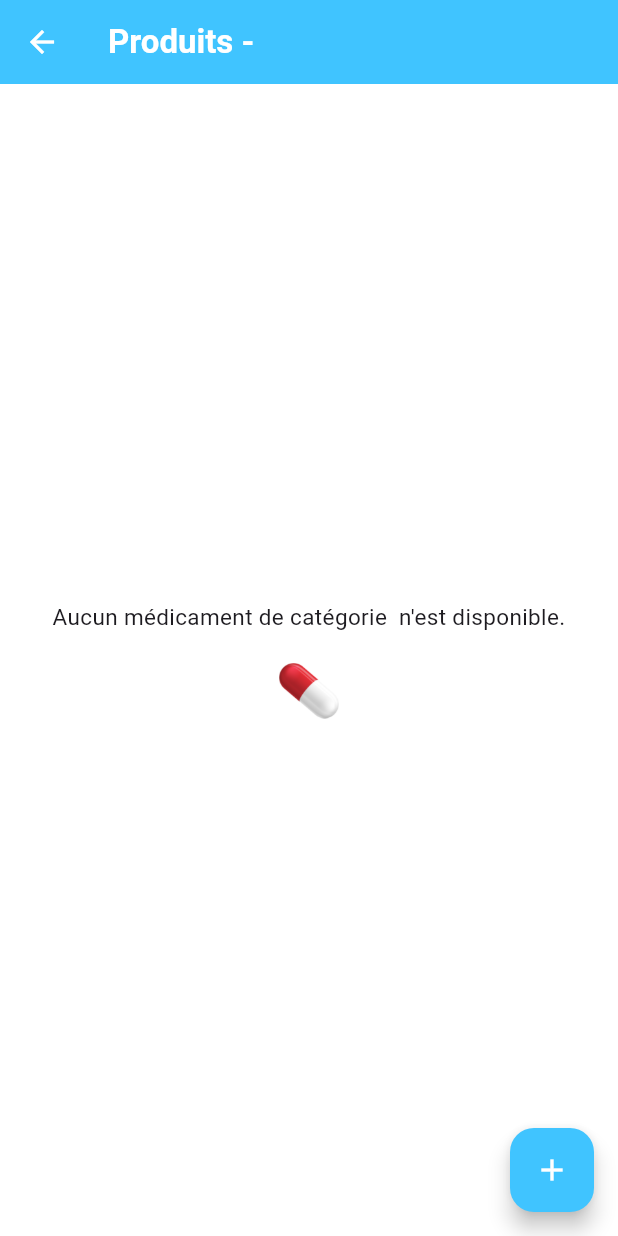
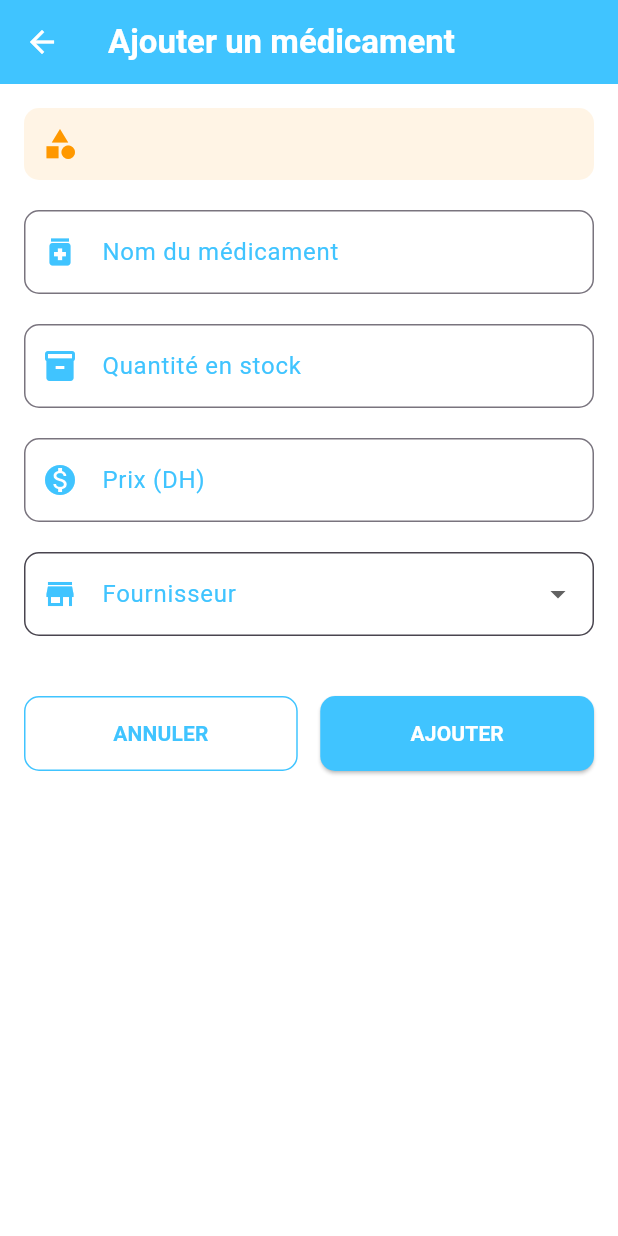
Before and after one commit to ElhaddajAya/inventory-management-app, a Flutter app: the MedicineListScreen screen opened directly with empty values, after a tap on the "add" icon, on a phone screen of 412 x 824 dp. Run offline on Flutter 3.47's test engine with Material 3 defaults, Android fonts, the light colour scheme and no system bars.

Commit message:
Added AddMedicine screen

```diff
--- /dev/null
+++ b/lib/Screens/AddMedicineScreen.dart
@@ -0,0 +1,271 @@
+import 'package:flutter/material.dart';
+
+class AddMedicineScreen extends StatefulWidget {
+  final String category; // Catégorie préalablement sélectionnée
+
+  AddMedicineScreen({required this.category});
+
+  @override
+  _AddMedicineScreenState createState() => _AddMedicineScreenState();
+}
+
+class _AddMedicineScreenState extends State<AddMedicineScreen> {
+  // Contrôleurs pour les champs du formulaire
+  final TextEditingController _nameController = TextEditingController();
+  final TextEditingController _stockController = TextEditingController();
+  final TextEditingController _priceController = TextEditingController();
+
+  // Liste des fournisseurs disponibles
+  final List<String> _providers = ["PharmaPlus", "MediPharm", "BioHealth"];
+  String? _selectedProvider;
+
+  // Clé pour la validation du formulaire
+  final _formKey = GlobalKey<FormState>();
+
+  @override
+  Widget build(BuildContext context) {
+    return Scaffold(
+      backgroundColor: Colors.white,
+      appBar: AppBar(
+        title: Text(
+          "Ajouter un médicament",
+          style: TextStyle(fontWeight: FontWeight.bold),
+        ),
+        backgroundColor: Colors.lightBlueAccent,
+        foregroundColor: Colors.white,
+      ),
+      body: SingleChildScrollView(
+        child: Padding(
+          padding: EdgeInsets.all(16.0),
+          child: Form(
+            key: _formKey,
+            child: Column(
+              crossAxisAlignment: CrossAxisAlignment.start,
+              children: [
+                // En-tête avec rappel de la catégorie
+                Container(
+                  padding: EdgeInsets.all(12),
+                  decoration: BoxDecoration(
+                    color: Colors.orange.withOpacity(0.1),
+                    borderRadius: BorderRadius.circular(10),
+                  ),
+                  child: Row(
+                    children: [
+                      Icon(Icons.category, color: Colors.orange),
+                      SizedBox(width: 10),
+                      Text(
+                        "${widget.category}",
+                        style: TextStyle(
+                          fontSize: 16,
+                          fontWeight: FontWeight.bold,
+                        ),
+                      ),
+                    ],
+                  ),
+                ),
+                SizedBox(height: 20),
+
+                // Champ Nom du médicament
+                TextFormField(
+                  controller: _nameController,
+                  decoration: InputDecoration(
+                    labelText: "Nom du médicament",
+                    labelStyle: TextStyle(color: Colors.lightBlueAccent),
+                    prefixIcon: Icon(Icons.medication, color: Colors.lightBlueAccent),
+                    border: OutlineInputBorder(
+                      borderRadius: BorderRadius.circular(10),
+                    ),
+                    focusedBorder: OutlineInputBorder(
+                      borderRadius: BorderRadius.circular(10),
+                      borderSide: BorderSide(color: Colors.lightBlueAccent, width: 2),
+                    ),
+                  ),
+                  validator: (value) {
+                    if (value == null || value.isEmpty) {
+                      return "Veuillez entrer le nom du médicament";
+                    }
+                    return null;
+                  },
+                ),
+                SizedBox(height: 20),
+
+                // Champ Stock
+                TextFormField(
+                  controller: _stockController,
+                  keyboardType: TextInputType.number,
+                  decoration: InputDecoration(
+                    labelText: "Quantité en stock",
+                    labelStyle: TextStyle(color: Colors.lightBlueAccent),
+                    prefixIcon: Icon(Icons.inventory, color: Colors.lightBlueAccent),
+                    border: OutlineInputBorder(
+                      borderRadius: BorderRadius.circular(10),
+                    ),
+                    focusedBorder: OutlineInputBorder(
+                      borderRadius: BorderRadius.circular(10),
+                      borderSide: BorderSide(color: Colors.lightBlueAccent, width: 2),
+                    ),
+                  ),
+                  validator: (value) {
+                    if (value == null || value.isEmpty) {
+                      return "Veuillez entrer la quantité en stock";
+                    }
+                    if (int.tryParse(value) == null) {
+                      return "Veuillez entrer un nombre valide";
+                    }
+                    return null;
+                  },
+                ),
+                SizedBox(height: 20),
+
+                // Champ Prix
+                TextFormField(
+                  controller: _priceController,
+                  keyboardType: TextInputType.numberWithOptions(decimal: true),
+                  decoration: InputDecoration(
+                    labelText: "Prix (DH)",
+                    labelStyle: TextStyle(color: Colors.lightBlueAccent),
+                    hintText: "Ex: 45.50",
+                    hintStyle: TextStyle(color: Colors.grey),
+                    prefixIcon: Icon(Icons.monetization_on, color: Colors.lightBlueAccent),
+                    border: OutlineInputBorder(
+                      borderRadius: BorderRadius.circular(10),
+                    ),
+                    focusedBorder: OutlineInputBorder(
+                      borderRadius: BorderRadius.circular(10),
+                      borderSide: BorderSide(color: Colors.lightBlueAccent, width: 2),
+                    ),
+                  ),
+                  validator: (value) {
+                    if (value == null || value.isEmpty) {
+                      return "Veuillez entrer le prix";
+                    }
+                    if (double.tryParse(value) == null) {
+                      return "Veuillez entrer un prix valide";
+                    }
+                    return null;
+                  },
+                ),
+                SizedBox(height: 20),
+
+                // Menu déroulant pour le fournisseur
+                DropdownButtonFormField<String>(
+                  value: _selectedProvider,
+                  decoration: InputDecoration(
+                    labelText: "Fournisseur",
+                    labelStyle: TextStyle(color: Colors.lightBlueAccent),
+                    prefixIcon: Icon(Icons.store, color: Colors.lightBlueAccent),
+                    border: OutlineInputBorder(
+                      borderRadius: BorderRadius.circular(10),
+                    ),
+                    focusedBorder: OutlineInputBorder(
+                      borderRadius: BorderRadius.circular(10),
+                      borderSide: BorderSide(color: Colors.lightBlueAccent, width: 2),
+                    ),
+                    // Ajout d'une couleur de fond blanche
+                    fillColor: Colors.white,
+                    filled: true,
+                  ),
+                  dropdownColor: Colors.white, // Couleur de fond du menu déroulant
+                  items: _providers.map((String provider) {
+                    return DropdownMenuItem<String>(
+                      value: provider,
+                      child: Text(provider),
+                    );
+                  }).toList(),
+                  onChanged: (String? newValue) {
+                    setState(() {
+                      _selectedProvider = newValue;
+                    });
+                  },
+                  validator: (value) {
+                    if (value == null || value.isEmpty) {
+                      return "Veuillez sélectionner un fournisseur";
+                    }
+                    return null;
+                  },
+                ),
+                SizedBox(height: 40),
+
+                // Boutons d'action
+                Row(
+                  children: [
+                    Expanded(
+                      child: OutlinedButton(
+                        onPressed: () {
+                          Navigator.pop(context); // Retour à l'écran précédent
+                        },
+                        style: OutlinedButton.styleFrom(
+                          side: BorderSide(color: Colors.lightBlueAccent),
+                          padding: EdgeInsets.symmetric(vertical: 15),
+                          shape: RoundedRectangleBorder(
+                            borderRadius: BorderRadius.circular(10),
+                          ),
+                        ),
+                        child: Text(
+                          "ANNULER",
+                          style: TextStyle(
+                            color: Colors.lightBlueAccent,
+                            fontWeight: FontWeight.bold,
+                          ),
+                        ),
+                      ),
+                    ),
+                    SizedBox(width: 15),
+                    Expanded(
+                      child: ElevatedButton(
+                        onPressed: () {
+                          if (_formKey.currentState!.validate()) {
+                            // Création d'un nouvel objet médicament
+                            final newMedicine = {
+                              "name": _nameController.text,
+                              "category": widget.category,
+                              "stock": int.parse(_stockController.text),
+                              "price": double.parse(_priceController.text),
+                              "provider": _selectedProvider,
+                              "image": 'assets/images/pills.png',
+                            };
+
+                            // Retour à l'écran précédent avec le nouveau médicament
+                            Navigator.pop(context, newMedicine);
+
+                            // Affichage d'un message de confirmation
+                            ScaffoldMessenger.of(context).showSnackBar(
+                              SnackBar(content: Text("${_nameController.text} ajouté avec succès")),
+                            );
+                          }
+                        },
+                        style: ElevatedButton.styleFrom(
+                          backgroundColor: Colors.lightBlueAccent,
+                          foregroundColor: Colors.white,
+                          padding: EdgeInsets.symmetric(vertical: 15),
+                          shape: RoundedRectangleBorder(
+                            borderRadius: BorderRadius.circular(10),
+                          ),
+                        ),
+                        child: Text(
+                          "AJOUTER",
+                          style: TextStyle(
+                            fontWeight: FontWeight.bold,
+                          ),
+                        ),
+                      ),
+                    ),
+                  ],
+                ),
+              ],
+            ),
+          ),
+        ),
+      ),
+    );
+  }
+
+  @override
+  void dispose() {
+    // Libérer les ressources
+    _nameController.dispose();
+    _stockController.dispose();
+    _priceController.dispose();
+    super.dispose();
+  }
+}
--- a/lib/Screens/HomeScreen.dart
+++ b/lib/Screens/HomeScreen.dart
@@ -112,7 +112,7 @@ class _HomeScreenState extends State<HomeScreen> {
                 _buildStatisticCard(
                   "Fourniss. fidèles",
                   loyalProviders,
-                  Colors.blue,
+                  Colors.orange,
                   Icon(Icons.store, color: Colors.white, size: 30)
                 ),
               ],
--- a/lib/Screens/MedicineListScreen.dart
+++ b/lib/Screens/MedicineListScreen.dart
@@ -1,4 +1,5 @@
 import 'package:flutter/material.dart';
+import 'package:pharmacy_stock_management_app/Screens/AddMedicineScreen.dart';
 import 'package:pharmacy_stock_management_app/Screens/UpdateMedicineScreen.dart';
 
 class MedicineListScreen extends StatefulWidget {
@@ -119,12 +120,12 @@ class _MedicineListScreenState extends State<MedicineListScreen> {
                             SizedBox(height: 5),
                             Row(
                               children: [
-                              Icon(Icons.store, size: 15, color: Colors.lightGreen,),
+                                Icon(Icons.store, size: 15),
                                 SizedBox(width: 5),
                                 Text(
                                   "${medicine["provider"]}",
                                   style: TextStyle(
-                                    fontSize: 15, fontWeight: FontWeight.bold, color: Colors.lightGreen),
+                                      fontSize: 15, fontWeight: FontWeight.bold),
                                 ),
                               ],
                             ),
@@ -132,7 +133,7 @@ class _MedicineListScreenState extends State<MedicineListScreen> {
                             Text(
                               "${medicine["price"]} DH",
                               style: TextStyle(
-                                fontSize: 15, fontWeight: FontWeight.bold, color: Colors.orange),
+                                  fontSize: 15, fontWeight: FontWeight.bold),
                             ),
                           ],
                         ),
@@ -177,7 +178,22 @@ class _MedicineListScreenState extends State<MedicineListScreen> {
       ),
       floatingActionButton: FloatingActionButton(
         backgroundColor: Colors.lightBlueAccent,
-        onPressed: () {},
+        onPressed: () async {
+          // Navigation vers l'écran d'ajout de médicament en passant la catégorie
+          final newMedicine = await Navigator.push(
+            context,
+            MaterialPageRoute(
+              builder: (context) => AddMedicineScreen(category: widget.category),
+            ),
+          );
+
+          // Si un nouveau médicament est retourné, l'ajouter à la liste
+          if (newMedicine != null) {
+            setState(() {
+              medicines.add(newMedicine);
+            });
+          }
+        },
         child: Icon(Icons.add),
         foregroundColor: Colors.white,
       ),
--- a/lib/Screens/MyAccountScreen.dart
+++ b/lib/Screens/MyAccountScreen.dart
@@ -91,7 +91,7 @@ class MyAccountScreen extends StatelessWidget {
                         SizedBox(height: 10,),
                         Row(
                           children: [
-                            Icon(Icons.email, color: Colors.green,),
+                            Icon(Icons.email, color: Colors.orange,),
                             SizedBox(width: 15,),
                             Column(
                               crossAxisAlignment: CrossAxisAlignment.start,
@@ -113,7 +113,7 @@ class MyAccountScreen extends StatelessWidget {
                         SizedBox(height: 10,),
                         Row(
                           children: [
-                            Icon(Icons.phone, color: Colors.lightBlueAccent),
+                            Icon(Icons.phone, color: Colors.orange),
                             SizedBox(width: 15,),
                             Column(
                               crossAxisAlignment: CrossAxisAlignment.start,
@@ -134,7 +134,7 @@ class MyAccountScreen extends StatelessWidget {
                         SizedBox(height: 10,),
                         Row(
                           children: [
-                            Icon(Icons.location_on, color: Colors.deepPurpleAccent,),
+                            Icon(Icons.location_on, color: Colors.orange,),
                             SizedBox(width: 15,),
                             Column(
                               crossAxisAlignment: CrossAxisAlignment.start,
```
Also changed, not shown: lib/Screens/ProviderListScreen.dart (+6 -6 lines). Lines whose indentation alone changed are shown as unchanged.
